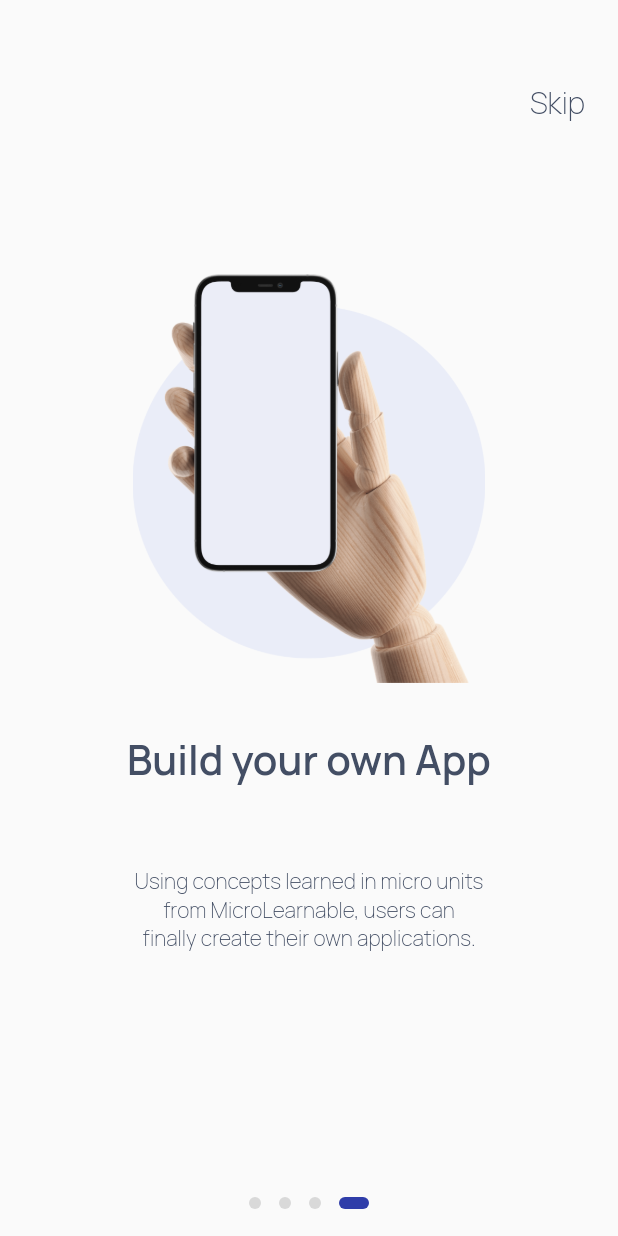
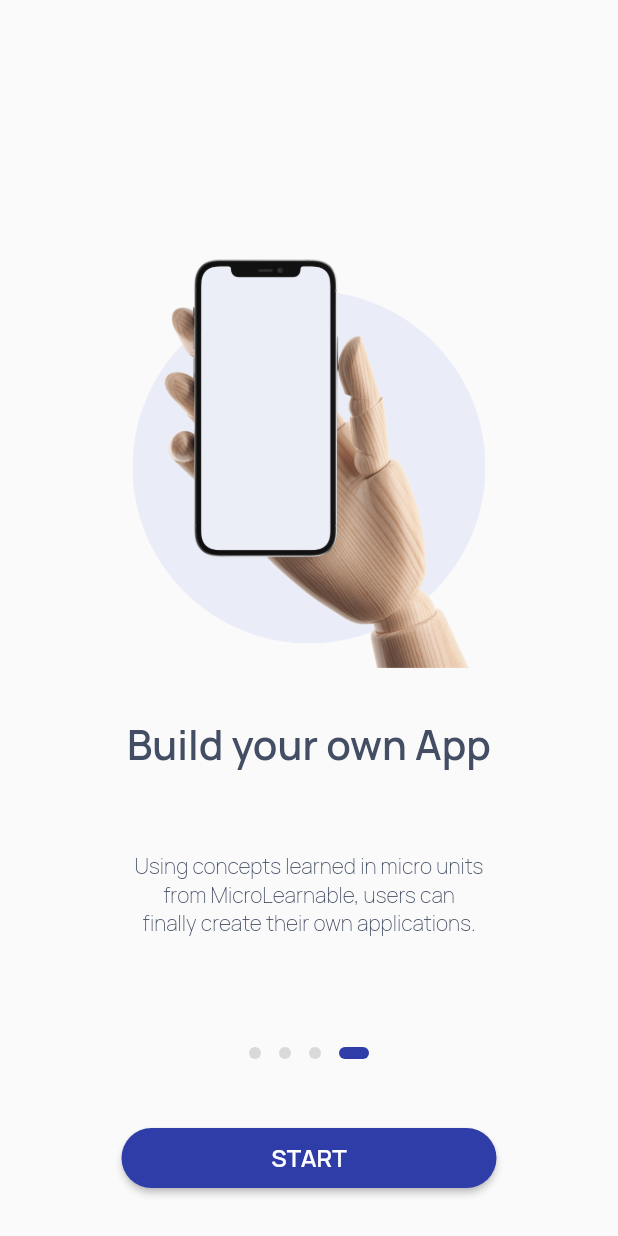
Before and after one commit to zixxin/onBoardingPage, a Flutter app: the screen it shows after launch, swiped to page 4, on a phone screen of 412 x 824 dp. Run offline on Flutter 3.47's test engine with Material 2 defaults, Android fonts, the phone set to English and light mode, and no system bars; drawn by our look-alikes of dots_indicator.

Commit message:
모든 기능 구현 완료

```diff
--- a/lib/onBoarding.dart
+++ b/lib/onBoarding.dart
@@ -29,8 +29,10 @@ class onBoardingPageState extends State<onBoardingPage> {
           children: <Widget>[
             Row(
               mainAxisAlignment: MainAxisAlignment.end,
-              children: const [
-                Padding(
+              children: [
+                Visibility(
+                  visible: index != 3.0,
+                  child: const Padding(
                     padding: EdgeInsets.only(top: 55, right: 22, bottom: 10),
                     child: Text(
                       'Skip',
@@ -41,10 +43,25 @@ class onBoardingPageState extends State<onBoardingPage> {
                           fontWeight: FontWeight.w200),
                     ),
                   ),
+                ),
+                Visibility(
+                  visible: index == 3.0,
+                  child: const Padding(
+                    padding: EdgeInsets.only(top: 55, right: 22, bottom: 10),
+                    child: Text(
+                      '',
+                      style: TextStyle(
+                          color: Color(0xFF434E64),
+                          fontSize: 20,
+                          fontFamily: 'Manrope',
+                          fontWeight: FontWeight.w200),
+                    ),
+                  ),
+                ),
               ],
             ),
             SizedBox(
-              height: 700,
+              height: 600,
               child: PageView(
                 scrollDirection: Axis.horizontal,
                 controller: pageController,
@@ -67,6 +84,34 @@ class onBoardingPageState extends State<onBoardingPage> {
                 activeColor: const Color(0xFF2F3DA9),
                 activeShape: RoundedRectangleBorder(
                     borderRadius: BorderRadius.circular(5.0)),
+              ),
+            ),
+            Visibility(
+              visible: index == 3.0,
+              child: Column(
+                children: [
+                  const SizedBox(height: 40),
+                  SizedBox(
+                    width: 250,
+                    height: 40,
+                    child: ElevatedButton(
+                      style: ElevatedButton.styleFrom(
+                        primary: const Color(0xFF2F3DA9),
+                        shape: RoundedRectangleBorder(
+                          borderRadius: BorderRadius.circular(30.0),
+                        ),
+                      ),
+                      onPressed: () {},
+                      child: const Text(
+                        'START',
+                        style: TextStyle(
+                            fontSize: 16,
+                            fontFamily: 'Manrope',
+                            fontWeight: FontWeight.w600),
+                      ),
+                    ),
+                  ),
+                ],
               ),
             ),
           ],
@@ -141,7 +186,7 @@ Widget onBoarding2_1() {
   return Column(
     children: [
       Container(
-        margin: const EdgeInsets.only(top: 95.0),
+        margin: const EdgeInsets.only(top: 75.0),
         width: 270,
         height: 270,
         child: Image.asset(
@@ -176,7 +221,7 @@ Widget onBoarding2_2() {
   return Column(
     children: [
       Container(
-        margin: const EdgeInsets.only(top: 75.0),
+        margin: const EdgeInsets.only(top: 65.0),
         width: 235,
         height: 303.91,
         child: Image.asset(
```
Lines whose indentation alone changed are shown as unchanged.
